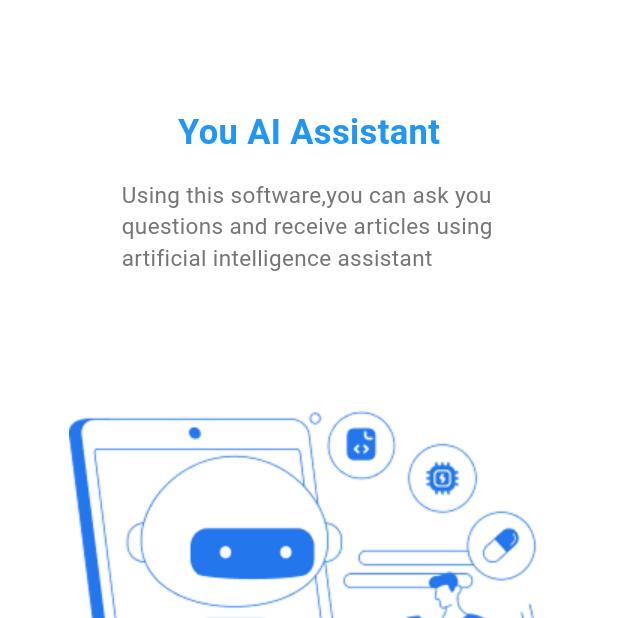
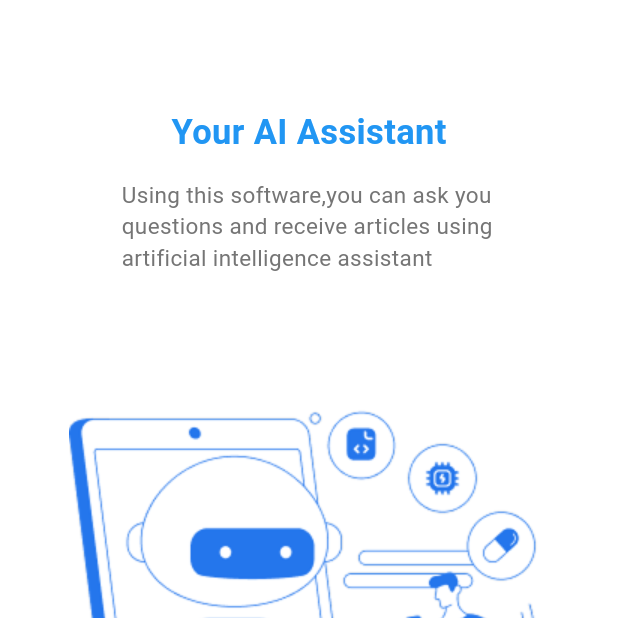
Before and after one commit to melsayed7/chat-bot, a Flutter app: the screen it shows after launch, on a phone screen of 412 x 824 dp, the top half of it. Run offline on Flutter 3.47's test engine with Material 3 defaults, Android fonts, the phone set to English and light mode, and no system bars; our stand-ins replace dio, flutter_bloc, flutter_screenutil, flutter_svg, get_it, loading_indicator.

Commit message:
edit to test pr

```diff
--- a/lib/feature/onBoarding_screen/on_boarding_screen.dart
+++ b/lib/feature/onBoarding_screen/on_boarding_screen.dart
@@ -20,7 +20,7 @@ class OnBoardingScreen extends StatelessWidget {
                 padding: const EdgeInsets.only(top:72,bottom: 14),
                 child: Center(
                   child: Text(
-                    'You AI Assistant',
+                    'Your AI Assistant',
                     style: TextStyle(
                       color: AppColor.blueColor,
                       fontSize: 23,
```
Also changed, not shown: .github/workflows/validate_pr.yaml.
